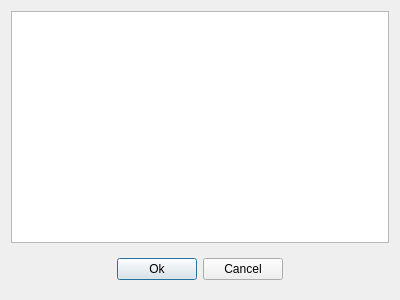
Before: the Qt Designer form src/widgets/simple_sheet_dialog.ui in TheErevnaa/FoamMesh, drawn with Qt 5.
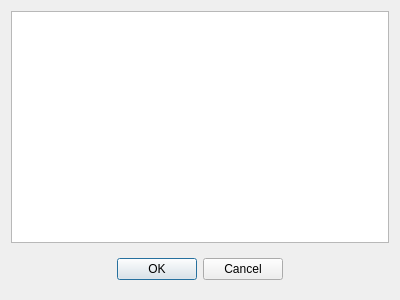
After: the same form once the commit is applied. Custom widgets are drawn as their Qt base class.

What changed in the file:
```diff
--- a/src/widgets/simple_sheet_dialog.ui
+++ b/src/widgets/simple_sheet_dialog.ui
@@ -36,7 +36,7 @@
       <item>
        <widget class="QPushButton" name="ok">
         <property name="text">
-         <string>Ok</string>
+         <string>OK</string>
         </property>
        </widget>
       </item>
```
